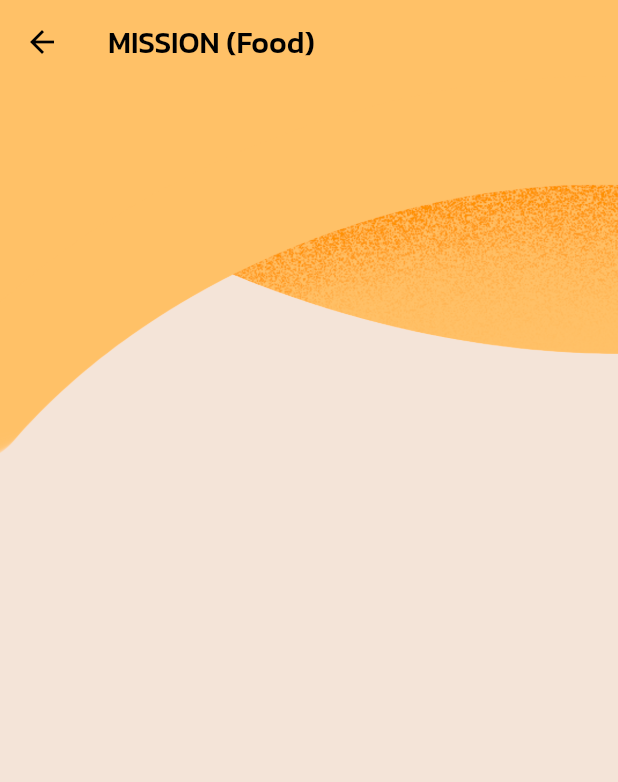
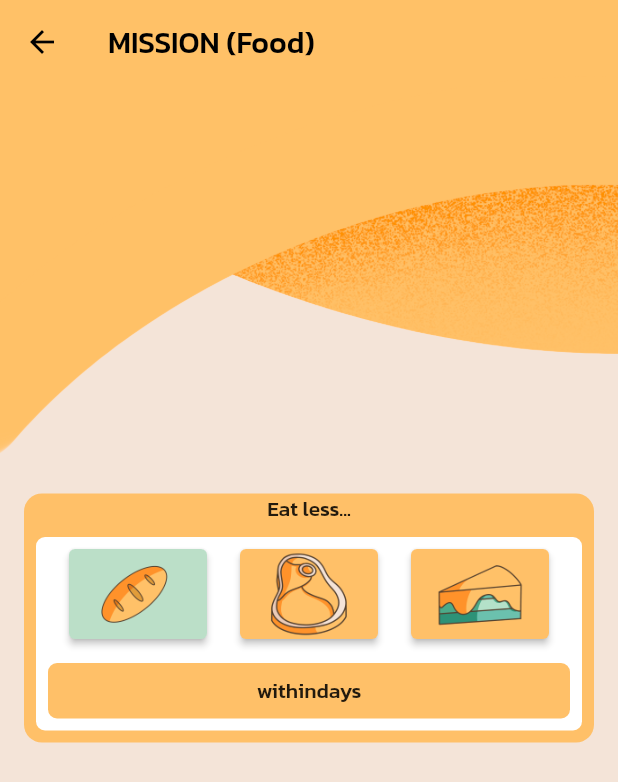
Before and after one commit to Food-Busters/food_busters, a Flutter app: the NewMissionPage screen opened directly, on a phone screen of 412 x 824 dp. Shown: the top 782 px of the screen. Run offline on Flutter 3.47's test engine with Material 2 defaults, Android fonts, the phone set to English and light mode, and no system bars; our stand-ins replace camera, flutter_toggle_tab, form_field_validator, package_info_plus, pie_chart; generated files the repository leaves out were written again.

Commit message:
New Mission Draft

```diff
--- a/lib/l10n/app_en.arb
+++ b/lib/l10n/app_en.arb
@@ -94,5 +94,6 @@
     "less_than_avg": "less than average",
     "current_missions": "Current Missions",
     "craving_missions": "Craving missions?",
-    "hard_missions_desc": "Attempt hard missions to get more awesome prices!"
+    "hard_missions_desc": "Attempt hard missions to get more awesome prices!",
+    "eat_less": "Eat less..."
 }
--- a/lib/l10n/app_th.arb
+++ b/lib/l10n/app_th.arb
@@ -96,5 +96,6 @@
     "hard": "ยาก",
     "current_missions": "ภารกิจที่กำลังทำอยู่",
     "craving_missions": "กำลังมองหาภารกิจ?",
-    "hard_missions_desc": "ลองทำภารกิจที่ยากๆ เพื่อให้ได้ราคาที่คุ้มค่า!"
+    "hard_missions_desc": "ลองทำภารกิจที่ยากๆ เพื่อให้ได้ราคาที่คุ้มค่า!",
+    "eat_less": "กินสิ่งนี้ให้น้อยลง"
 }
--- a/lib/views/mission/new_mission.dart
+++ b/lib/views/mission/new_mission.dart
@@ -27,6 +27,8 @@ class _NewMissionPageState extends State<NewMissionPage> {
     pageLabel = widget.missionType == MissionType.food ? "Food" : "Carbon";
   }
 
+  int selected = 0;
+
   @override
   Widget build(BuildContext context) {
     final text = AppLocalizations.of(context)!;
@@ -42,6 +44,116 @@ class _NewMissionPageState extends State<NewMissionPage> {
       body: Stack(
         children: [
           bgImage("clouds/top_orange.png"),
+          Column(
+            mainAxisAlignment: MainAxisAlignment.center,
+            children: [
+              Padding(
+                padding: const EdgeInsets.all(16.0),
+                child: Container(
+                  decoration: BoxDecoration(
+                    color: lightOrange,
+                    borderRadius: BorderRadius.circular(12.0),
+                  ),
+                  child: Column(
+                    children: [
+                      Text(text.eat_less),
+                      Padding(
+                        padding: const EdgeInsets.all(8.0),
+                        child: Container(
+                          decoration: BoxDecoration(
+                            color: Colors.white,
+                            borderRadius: BorderRadius.circular(6.0),
+                          ),
+                          child: Column(
+                            children: [
+                              Padding(
+                                padding:
+                                    const EdgeInsets.symmetric(vertical: 8.0),
+                                child: Row(
+                                  mainAxisAlignment:
+                                      MainAxisAlignment.spaceEvenly,
+                                  children: [
+                                    ElevatedButton(
+                                      onPressed: () {
+                                        setState(() {
+                                          selected = 0;
+                                        });
+                                      },
+                                      child: Image.asset(
+                                        "assets/images/foods/starch.png",
+                                        height: 60,
+                                      ),
+                                      style: ElevatedButton.styleFrom(
+                                        primary: selected == 0
+                                            ? lightGreen
+                                            : lightOrange,
+                                      ),
+                                    ),
+                                    ElevatedButton(
+                                      onPressed: () {
+                                        setState(() {
+                                          selected = 1;
+                                        });
+                                      },
+                                      child: Image.asset(
+                                        "assets/images/foods/meat.png",
+                                        height: 60,
+                                      ),
+                                      style: ElevatedButton.styleFrom(
+                                        primary: selected == 1
+                                            ? lightGreen
+                                            : lightOrange,
+                                      ),
+                                    ),
+                                    ElevatedButton(
+                                      onPressed: () {
+                                        setState(() {
+                                          selected = 2;
+                                        });
+                                      },
+                                      child: Image.asset(
+                                        "assets/images/foods/dessert.png",
+                                        height: 60,
+                                      ),
+                                      style: ElevatedButton.styleFrom(
+                                        primary: selected == 2
+                                            ? lightGreen
+                                            : lightOrange,
+                                      ),
+                                    ),
+                                  ],
+                                ),
+                              ),
+                              Padding(
+                                padding: const EdgeInsets.all(8.0),
+                                child: Container(
+                                  decoration: BoxDecoration(
+                                    color: lightOrange,
+                                    borderRadius: BorderRadius.circular(6.0),
+                                  ),
+                                  child: Padding(
+                                    padding: const EdgeInsets.all(8.0),
+                                    child: Row(
+                                      mainAxisAlignment:
+                                          MainAxisAlignment.center,
+                                      children: const [
+                                        Text("within"),
+                                        Text("days"),
+                                      ],
+                                    ),
+                                  ),
+                                ),
+                              ),
+                            ],
+                          ),
+                        ),
+                      ),
+                    ],
+                  ),
+                ),
+              ),
+            ],
+          ),
         ],
       ),
     );
--- a/pubspec.yaml
+++ b/pubspec.yaml
@@ -15,7 +15,7 @@ publish_to: "none" # Remove this line if you wish to publish to pub.dev
 # In iOS, build-name is used as CFBundleShortVersionString while build-number used as CFBundleVersion.
 # Read more about iOS versioning at
 # https://developer.apple.com/library/archive/documentation/General/Reference/InfoPlistKeyReference/Articles/CoreFoundationKeys.html
-version: 1.0.230+2300000
+version: 1.0.232+2320000
 
 environment:
   sdk: ">=2.12.0 <3.0.0"
```
